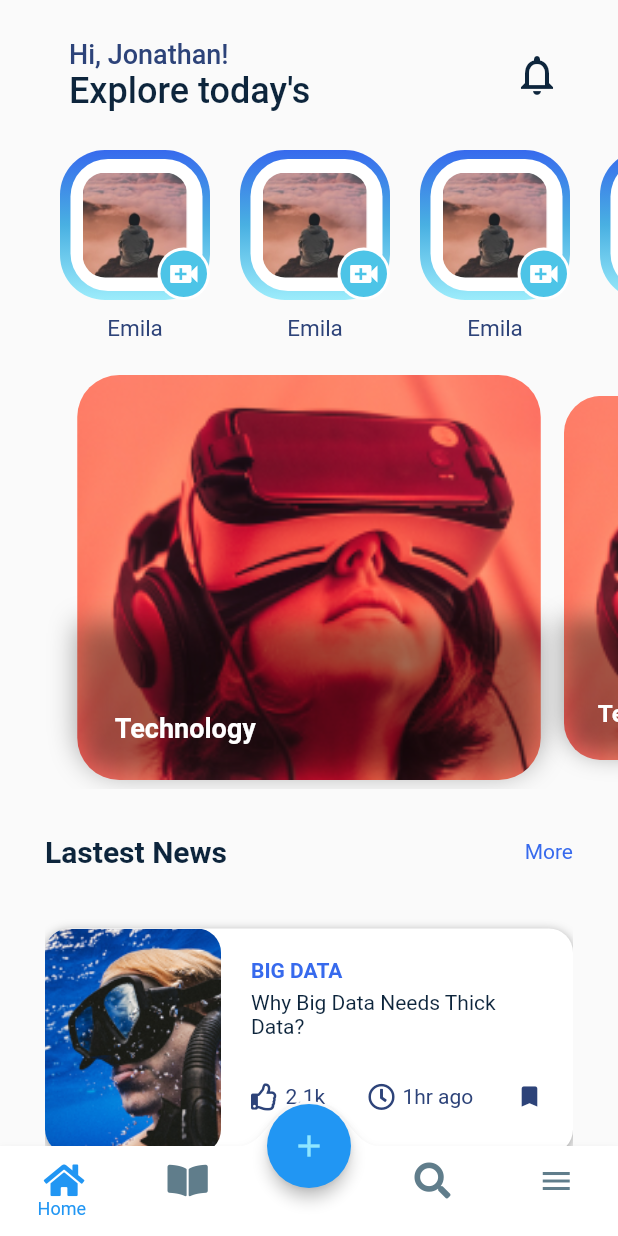
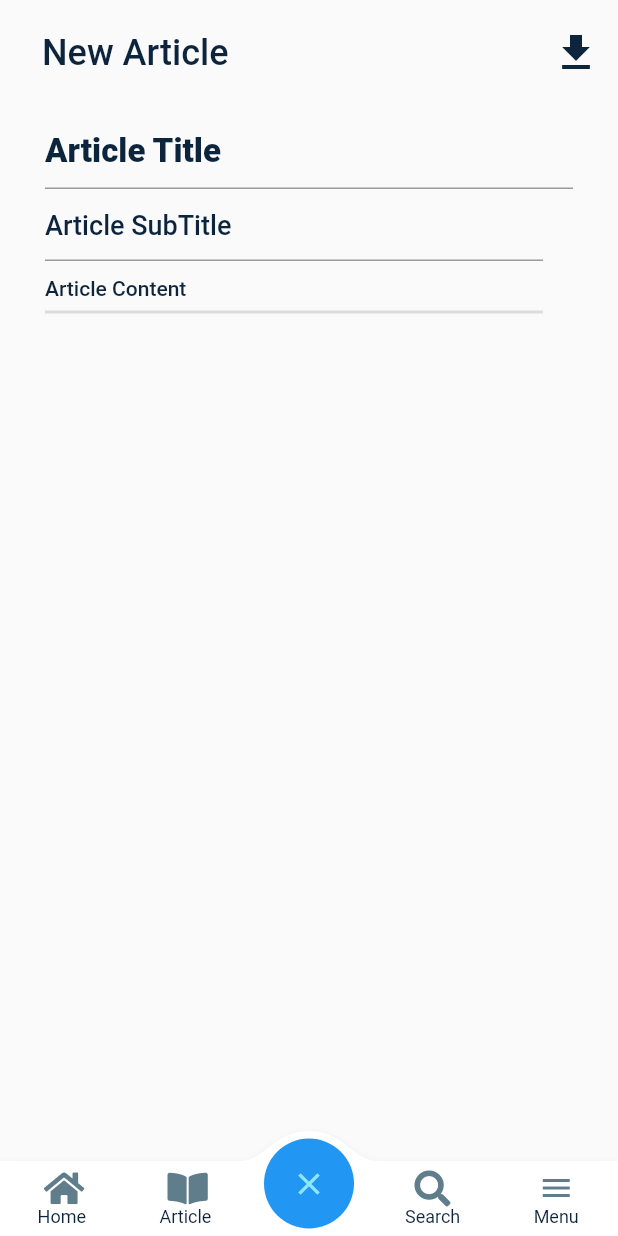
Before and after one commit to HuuTuong1403/flutter_getx_pattern_example, a Flutter app: the screen it shows once a user with an empty profile is signed in, on a phone screen of 412 x 824 dp. Run offline on Flutter 3.47's test engine with Material 2 defaults, Android fonts, the light colour scheme and no system bars; drawn by our look-alikes of convex_bottom_bar; our stand-ins replace cloud_firestore, firebase_auth, firebase_core, flutter_svg, flutter_swiper_null_safety, font_awesome_flutter and 2 more; accounts and stored records are empty.

Commit message:
finish screen home, finish screen navigation, finish screen stories, add screen upload_blog

```diff
--- a/lib/main.dart
+++ b/lib/main.dart
@@ -1,6 +1,5 @@
 import 'package:flutter/material.dart';
 import 'package:flutter_getx_pattern/src/app/modules/splash/splash_page.dart';
-import 'package:flutter_getx_pattern/src/app/modules/user_state/user_state.dart';
 import 'package:flutter_getx_pattern/src/core/theme/theme_service.dart';
 import 'package:flutter_getx_pattern/src/core/theme/themes.dart';
 import 'package:flutter_getx_pattern/src/routes/app_pages.dart';
@@ -22,9 +21,8 @@ class App extends StatelessWidget {
     return FutureBuilder(
       future: _initialization,
       builder: (context, snapshot) {
-        print('${snapshot.connectionState}');
         if (snapshot.connectionState == ConnectionState.waiting) {
-          return GetMaterialApp(
+          return MaterialApp(
             home: SplashPage(),
           );
         } else if (snapshot.hasError) {
@@ -38,22 +36,12 @@ class App extends StatelessWidget {
         }
         return GetMaterialApp(
           debugShowCheckedModeBanner: false,
-          initialRoute: Routes.INITIAL,
+          initialRoute: Routes.ROOT,
           theme: Themes().lightTheme,
           darkTheme: Themes().darkTheme,
           themeMode: ThemeService().getThemeMode(),
           defaultTransition: Transition.fade,
           getPages: AppPages.pages,
-          home: FutureBuilder(
-            future: Future.delayed(Duration(seconds: 1)),
-            builder: (context, snapshot) {
-              if (snapshot.connectionState == ConnectionState.waiting) {
-                return SplashPage();
-              } else {
-                return UserState();
-              }
-            },
-          ),
         );
       },
     );
--- /dev/null
+++ b/lib/src/app.dart
@@ -0,0 +1,21 @@
+import 'package:flutter/material.dart';
+import 'package:flutter_getx_pattern/src/app/modules/splash/splash_page.dart';
+import 'package:flutter_getx_pattern/src/app/modules/user_state/user_state.dart';
+
+class MyApp extends StatelessWidget {
+  const MyApp({Key? key}) : super(key: key);
+
+  @override
+  Widget build(BuildContext context) {
+    return FutureBuilder(
+      future: Future.delayed(Duration(seconds: 1)),
+      builder: (context, snapshot) {
+        if (snapshot.connectionState == ConnectionState.waiting) {
+          return SplashPage();
+        } else {
+          return UserState();
+        }
+      },
+    );
+  }
+}
--- a/lib/src/app/modules/authentication/login/login_page.dart
+++ b/lib/src/app/modules/authentication/login/login_page.dart
@@ -116,7 +116,7 @@ class _LoginPageState extends State<LoginPage> {
                             if (check) {
                               _emailController.clear();
                               _passwordController.clear();
-                              Get.offAndToNamed(Routes.HOME);
+                              Get.offAndToNamed(Routes.NAVIGATION);
                             }
                           }
                         },
@@ -178,7 +178,7 @@ class _LoginPageState extends State<LoginPage> {
                         if (check) {
                           _emailController.clear();
                           _passwordController.clear();
-                          Get.offAndToNamed(Routes.HOME);
+                          Get.offAndToNamed(Routes.NAVIGATION);
                         }
                       }
                     },
--- a/lib/src/app/modules/home/home_page.dart
+++ b/lib/src/app/modules/home/home_page.dart
@@ -1,8 +1,8 @@
 import 'package:flutter/material.dart';
 import 'package:flutter_getx_pattern/src/app/modules/home/home_controller.dart';
-import 'package:flutter_getx_pattern/src/app/modules/splash/widgets/category_items_widget.dart';
-import 'package:flutter_getx_pattern/src/app/modules/splash/widgets/lastest_news_item_widget.dart';
-import 'package:flutter_getx_pattern/src/app/modules/splash/widgets/story_items_widget.dart';
+import 'package:flutter_getx_pattern/src/app/modules/home/widgets/category_items_widget.dart';
+import 'package:flutter_getx_pattern/src/app/modules/home/widgets/lastest_news_item_widget.dart';
+import 'package:flutter_getx_pattern/src/app/modules/home/widgets/story_items_widget.dart';
 import 'package:flutter_swiper_null_safety/flutter_swiper_null_safety.dart';
 import 'package:get/get.dart';
 
--- a/lib/src/app/modules/splash/widgets/story_items_widget.dart
+++ b/lib/src/app/modules/home/widgets/story_items_widget.dart
@@ -1,4 +1,6 @@
 import 'package:flutter/material.dart';
+import 'package:flutter_getx_pattern/src/routes/app_pages.dart';
+import 'package:get/get.dart';
 
 class StoryItemsWidget extends StatefulWidget {
   StoryItemsWidget({Key? key}) : super(key: key);
@@ -11,7 +13,9 @@ class _StoryItemsWidgetState extends State<StoryItemsWidget> {
   @override
   Widget build(BuildContext context) {
     return GestureDetector(
-      onTap: () {},
+      onTap: () {
+        Get.toNamed(Routes.STORIES);
+      },
       child: Column(
         children: [
           Stack(
--- a/lib/src/app/modules/navigation/navigation_page.dart
+++ b/lib/src/app/modules/navigation/navigation_page.dart
@@ -1,6 +1,7 @@
 import 'package:convex_bottom_bar/convex_bottom_bar.dart';
 import 'package:flutter/material.dart';
 import 'package:flutter_getx_pattern/src/app/modules/home/home_page.dart';
+import 'package:flutter_getx_pattern/src/app/modules/upload_blog/upload_blog_page.dart';
 import 'package:font_awesome_flutter/font_awesome_flutter.dart';
 
 class Navigationpage extends StatefulWidget {
@@ -11,7 +12,7 @@ class Navigationpage extends StatefulWidget {
 }
 
 class _NavigationpageState extends State<Navigationpage> {
-  int _currentIndex = 0;
+  int _currentIndex = 2;
   List<Map<String, dynamic>> _pages = [];
 
   void _selectedPage(int index) {
@@ -26,8 +27,7 @@ class _NavigationpageState extends State<Navigationpage> {
     _pages = [
       {'page': HomePage()},
       {'page': HomePage()},
-      {'page': HomePage()},
-      {'page': HomePage()},
+      {'page': UploadBlogPage()},
       {'page': HomePage()},
       {'page': HomePage()},
     ];
@@ -41,11 +41,12 @@ class _NavigationpageState extends State<Navigationpage> {
         onTap: _selectedPage,
         initialActiveIndex: _currentIndex,
         activeColor: Colors.blue,
-        height: 60,
-        top: -30,
+        height: 50,
+        top: -20,
         curveSize: 65,
         style: TabStyle.fixedCircle,
         backgroundColor: Colors.white,
+        color: Theme.of(context).textTheme.headline1!.color,
         items: [
           TabItem(
             activeIcon: Icon(FontAwesomeIcons.home, color: Colors.blue),
@@ -56,7 +57,11 @@ class _NavigationpageState extends State<Navigationpage> {
               activeIcon: Icon(FontAwesomeIcons.bookOpen, color: Colors.blue),
               icon: Icon(FontAwesomeIcons.bookOpen, color: Colors.blueGrey),
               title: 'Article'),
-          TabItem(icon: Icon(null), title: ''),
+          TabItem(
+            activeIcon: Icon(Icons.close, color: Color(0xFF8FE6FF)),
+            icon: Icon(Icons.add, color: Colors.white),
+            title: '',
+          ),
           TabItem(
             activeIcon: Icon(FontAwesomeIcons.search, color: Colors.blue),
             icon: Icon(FontAwesomeIcons.search, color: Colors.blueGrey),
@@ -68,23 +73,6 @@ class _NavigationpageState extends State<Navigationpage> {
               title: 'Menu'),
         ],
       ),
-      floatingActionButtonLocation: FloatingActionButtonLocation.centerDocked,
-      floatingActionButton: FloatingActionButton(
-        backgroundColor: Colors.blue,
-        hoverElevation: 10,
-        splashColor: Colors.blueGrey,
-        tooltip: "Search",
-        elevation: 4,
-        child: Icon(
-          Icons.add,
-          color: Color(0xFF8FE6FF),
-        ),
-        onPressed: () {
-          setState(() {
-            _currentIndex = 2;
-          });
-        },
-      ),
     );
   }
 }
--- /dev/null
+++ b/lib/src/app/modules/upload_blog/upload_blog_page.dart
@@ -0,0 +1,183 @@
+import 'package:flutter/material.dart';
+import 'package:flutter/services.dart';
+
+class UploadBlogPage extends StatefulWidget {
+  UploadBlogPage({Key? key}) : super(key: key);
+
+  @override
+  _UploadBlogPageState createState() => _UploadBlogPageState();
+}
+
+class _UploadBlogPageState extends State<UploadBlogPage> {
+  final _formKey = GlobalKey<FormState>();
+
+  FocusNode _articleTitleFocus = FocusNode();
+  FocusNode _articleSubTitleFocus = FocusNode();
+  FocusNode _articleContentFocus = FocusNode();
+
+  TextEditingController _articleTitleController = TextEditingController();
+  TextEditingController _articleSubTitleController = TextEditingController();
+  TextEditingController _articleContentController = TextEditingController();
+
+  String _articleTitle = '';
+  String _articleSubTitle = '';
+  String _articleContent = '';
+
+  @override
+  void dispose() {
+    _articleTitleFocus.dispose();
+    _articleSubTitleFocus.dispose();
+    _articleContentFocus.dispose();
+
+    _articleTitleController.dispose();
+    _articleSubTitleController.dispose();
+    _articleContentController.dispose();
+    super.dispose();
+  }
+
+  @override
+  Widget build(BuildContext context) {
+    return Scaffold(
+      appBar: AppBar(
+        elevation: 0,
+        backgroundColor: Colors.transparent,
+        title: Padding(
+          padding: const EdgeInsets.only(
+            left: 12.0,
+            top: 15,
+          ),
+          child: Text(
+            'New Article',
+            style: TextStyle(
+              fontSize: 24,
+              color: Theme.of(context).textTheme.headline1!.color,
+            ),
+          ),
+        ),
+        actions: [
+          Padding(
+            padding: const EdgeInsets.only(
+              right: 12,
+              top: 15,
+            ),
+            child: Material(
+              color: Colors.transparent,
+              child: InkWell(
+                onTap: () {},
+                splashColor: Colors.grey.shade200,
+                child: Icon(
+                  Icons.download,
+                  color: Theme.of(context).textTheme.headline1!.color,
+                  size: 32,
+                ),
+              ),
+            ),
+          ),
+        ],
+      ),
+      body: Container(
+        padding: const EdgeInsets.symmetric(vertical: 20, horizontal: 30),
+        child: Form(
+          key: _formKey,
+          child: Column(
+            crossAxisAlignment: CrossAxisAlignment.start,
+            children: [
+              TextFormField(
+                key: ValueKey('ArticleTitle'),
+                focusNode: _articleTitleFocus,
+                controller: _articleTitleController,
+                style: TextStyle(
+                  fontSize: 22,
+                  color: Theme.of(context).textTheme.headline1!.color,
+                  fontWeight: FontWeight.w800,
+                ),
+                decoration: InputDecoration(
+                  hintText: 'Article Title',
+                  hintStyle: TextStyle(
+                    fontSize: 22,
+                    color: Theme.of(context).textTheme.headline1!.color,
+                    fontWeight: FontWeight.w800,
+                  ),
+                ),
+                textInputAction: TextInputAction.next,
+                onEditingComplete: () =>
+                    FocusScope.of(context).requestFocus(_articleSubTitleFocus),
+                onChanged: (text) {
+                  _articleTitle = text;
+                },
+              ),
+              Padding(
+                padding: const EdgeInsets.only(right: 20),
+                child: TextFormField(
+                  key: ValueKey('ArticleSubTitle'),
+                  focusNode: _articleSubTitleFocus,
+                  controller: _articleSubTitleController,
+                  style: TextStyle(
+                    fontSize: 18,
+                    color: Theme.of(context).textTheme.headline1!.color,
+                    fontWeight: FontWeight.w500,
+                  ),
+                  decoration: InputDecoration(
+                    hintText: 'Article SubTitle',
+                    hintStyle: TextStyle(
+                      fontSize: 18,
+                      color: Theme.of(context).textTheme.headline1!.color,
+                      fontWeight: FontWeight.w500,
+                    ),
+                  ),
+                  textInputAction: TextInputAction.next,
+                  onEditingComplete: () =>
+                      FocusScope.of(context).requestFocus(_articleContentFocus),
+                  onChanged: (text) {
+                    _articleSubTitle = text;
+                  },
+                ),
+              ),
+              const SizedBox(height: 10),
+              GestureDetector(
+                onTap: () {
+                  FocusScope.of(context).requestFocus(_articleContentFocus);
+                },
+                child: Text(
+                  'Article Content',
+                  style: TextStyle(
+                    fontSize: 14,
+                    color: Theme.of(context).textTheme.headline1!.color,
+                    fontWeight: FontWeight.w500,
+                  ),
+                ),
+              ),
+              Padding(
+                padding: const EdgeInsets.only(right: 20.0),
+                child: Divider(
+                  thickness: 2,
+                ),
+              ),
+              TextFormField(
+                key: ValueKey('ArticleContent'),
+                focusNode: _articleContentFocus,
+                controller: _articleContentController,
+                style: TextStyle(
+                  fontSize: 14,
+                  color: Theme.of(context).textTheme.headline1!.color,
+                  fontWeight: FontWeight.w500,
+                ),
+                decoration: InputDecoration(
+                  border: InputBorder.none,
+                ),
+                maxLines: 10,
+                textInputAction: TextInputAction.newline,
+                keyboardType: TextInputType.multiline,
+                onEditingComplete: () =>
+                    FocusScope.of(context).requestFocus(_articleContentFocus),
+                onChanged: (text) {
+                  _articleContent = text;
+                },
+              ),
+            ],
+          ),
+        ),
+      ),
+    );
+  }
+}
--- a/lib/src/routes/app_pages.dart
+++ b/lib/src/routes/app_pages.dart
@@ -1,14 +1,43 @@
+import 'package:flutter_getx_pattern/src/app.dart';
 import 'package:flutter_getx_pattern/src/app/modules/authentication/authentication_page.dart';
+import 'package:flutter_getx_pattern/src/app/modules/authentication/login/login_page.dart';
+import 'package:flutter_getx_pattern/src/app/modules/authentication/signup/signup_page.dart';
+import 'package:flutter_getx_pattern/src/app/modules/navigation/navigation_page.dart';
 import 'package:flutter_getx_pattern/src/app/modules/splash/splash_page.dart';
+import 'package:flutter_getx_pattern/src/app/modules/stories/stories_detail_page.dart';
 import 'package:get/get.dart';
 part './app_routes.dart';
 
 class AppPages {
+  static const INITIAL = Routes.ROOT;
+
   static final pages = [
+    GetPage(name: Routes.ROOT, page: () => MyApp(), children: []),
     GetPage(name: Routes.SPLASH, page: () => SplashPage(), children: []),
     GetPage(
-        name: Routes.AUTHENTICATION,
-        page: () => AuthenticationPaeg(),
-        children: []),
+      name: Routes.AUTHENTICATION,
+      page: () => AuthenticationPaeg(),
+      children: [],
+    ),
+    GetPage(
+      name: Routes.LOGIN,
+      page: () => LoginPage(),
+      children: [],
+    ),
+    GetPage(
+      name: Routes.NAVIGATION,
+      page: () => Navigationpage(),
+      children: [],
+    ),
+    GetPage(
+      name: Routes.SIGNUP,
+      page: () => SignUpPage(),
+      children: [],
+    ),
+    GetPage(
+      name: Routes.STORIES,
+      page: () => StoriesDetailPage(),
+      children: [],
+    ),
   ];
 }
--- a/lib/src/routes/app_routes.dart
+++ b/lib/src/routes/app_routes.dart
@@ -1,8 +1,11 @@
 part of './app_pages.dart';
-abstract class Routes{
 
-  static const INITIAL = '/';
+abstract class Routes {
+  static const ROOT = '/root';
   static const SPLASH = '/slpash';
   static const AUTHENTICATION = '/authentication';
-  static const HOME = '/home';
+  static const LOGIN = '/login';
+  static const SIGNUP = '/signup';
+  static const NAVIGATION = '/navigation';
+  static const STORIES = '/stories';
 }
```
Also changed, not shown: lib/src/app/modules/stories/stories_detail_page.dart (added, +210 -0 lines), lib/src/app/modules/stories/widgets/custom_pagination_stories.dart (added, +67 -0 lines), lib/src/app/modules/stories/widgets/detail_stories.dart (added, +75 -0 lines), assets/images/imageStories.png (added), lib/src/app/modules/home/widgets/category_items_widget.dart (renamed from lib/src/app/modules/splash/widgets/category_items_widget.dart), lib/src/app/modules/home/widgets/lastest_news_item_widget.dart (renamed from lib/src/app/modules/splash/widgets/lastest_news_item_widget.dart).
